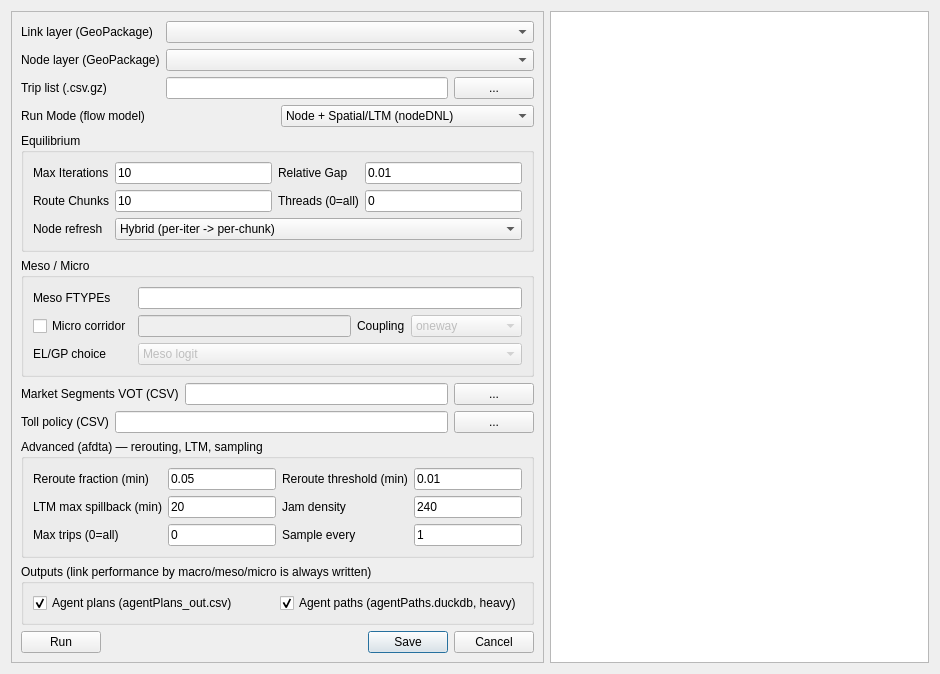
TSMv6/tsm_panel, file ui/hydra.ui: the form before one commit.
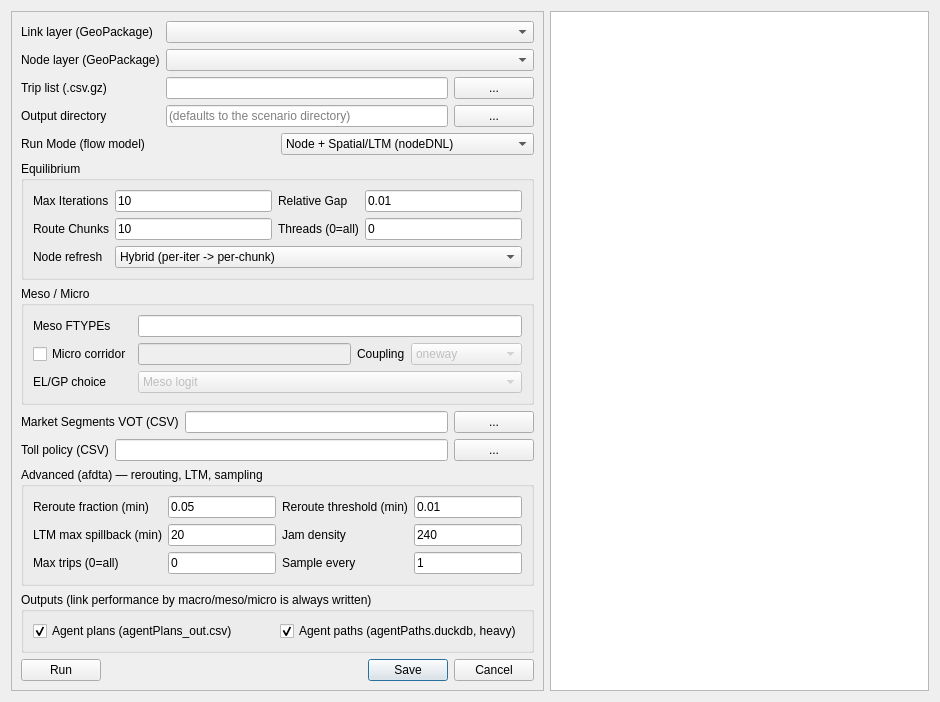
The form after the commit.

Commit message:
HyDRA output-directory field + robust run-console close
- HyDRA dialog gains an Output directory row (the only run UI without
  one); blank defaults to the scenario directory per the panel-wide
  convention. Persisted as hydra_out_dir; directory auto-created.
- model_run: escalate live-tail console close (terminate -> kill ->
  taskkill /T /F) so the run-log window cannot linger after a run
  (PopSyn window stayed open).

```diff
--- a/ui/hydra.ui
+++ b/ui/hydra.ui
@@ -59,6 +59,30 @@
           </property>
          </widget>
         </item>
+        <item row="3" column="0">
+         <widget class="QLabel" name="label_outdir">
+          <property name="text">
+           <string>Output directory</string>
+          </property>
+         </widget>
+        </item>
+        <item row="3" column="1">
+         <widget class="QLineEdit" name="lineEdit_OutDir">
+          <property name="placeholderText">
+           <string>(defaults to the scenario directory)</string>
+          </property>
+          <property name="toolTip">
+           <string>All HyDRA outputs (control file, log, link performance, agent plans/paths, checkpoint) are written here. Leave blank to use the scenario directory.</string>
+          </property>
+         </widget>
+        </item>
+        <item row="3" column="2">
+         <widget class="QPushButton" name="browse_OutDir">
+          <property name="text">
+           <string>...</string>
+          </property>
+         </widget>
+        </item>
        </layout>
       </item>
       <item>
```
The commit also changes 3 other files.
